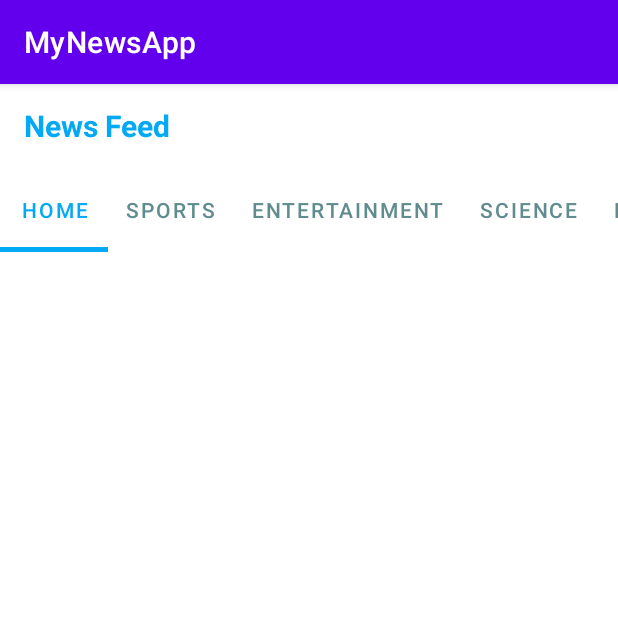
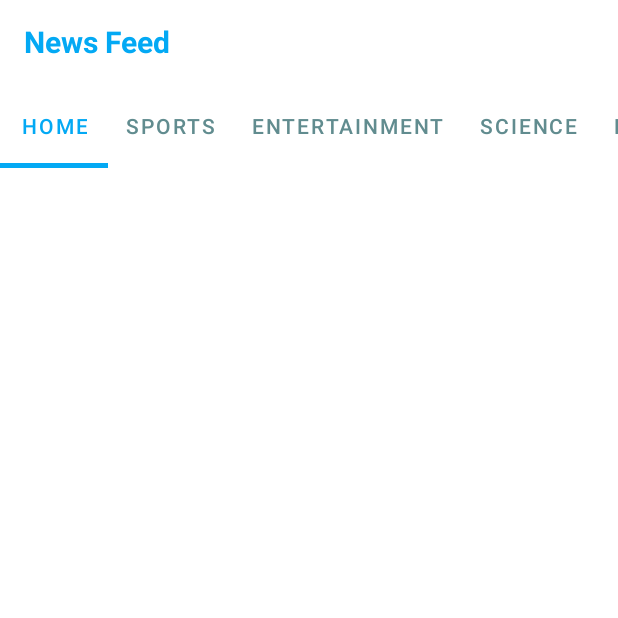
Before and after one commit to Chinex-Boroja/MyNewsApp, an Android app: the screen it shows after launch (MainActivity), on a phone screen of 412 x 824 dp, the top half of it. Run offline under Robolectric (Android 15) with nearby library versions, the phone set to English and light mode, and no system bars; 2 statements that could not run were skipped.

Commit message:
no action bar

```diff
--- a/app/src/main/res/values/themes.xml
+++ b/app/src/main/res/values/themes.xml
@@ -1,6 +1,6 @@
 <resources xmlns:tools="http://schemas.android.com/tools">
     <!-- Base application theme. -->
-    <style name="Theme.MyNewsApp" parent="Theme.MaterialComponents.DayNight.DarkActionBar">
+    <style name="Theme.MyNewsApp" parent="Theme.MaterialComponents.DayNight.NoActionBar">
         <!-- Primary brand color. -->
         <item name="colorPrimary">@color/purple_500</item>
         <item name="colorPrimaryVariant">@color/purple_700</item>
```
